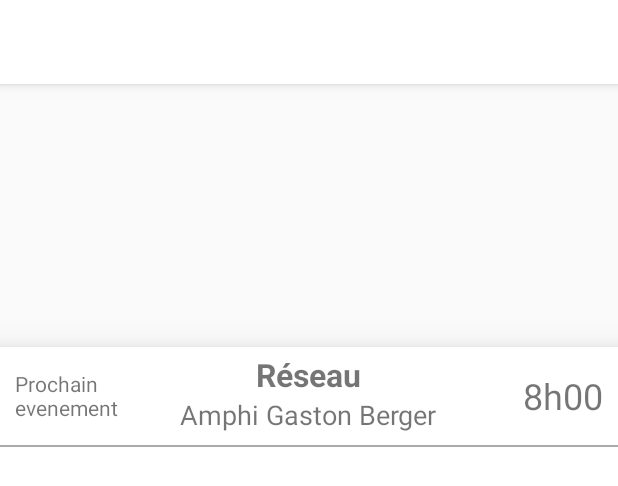
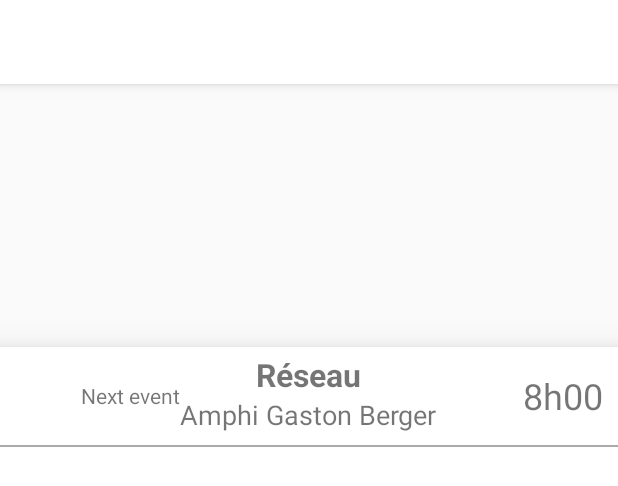
Before and after one commit to lhexanome/Agenda-3000, an Android app: the layout activity_main.xml on its own in the app's theme, with its tools: preview values and no code run, on a phone screen of 412 x 824 dp. Shown: the top 486 px of the screen. Run offline under Robolectric (Android 15) with nearby library versions, the phone set to English and light mode, and no system bars.

Commit message:
Remove unused resoruces

```diff
--- a/app/src/main/res/layout/activity_main.xml
+++ b/app/src/main/res/layout/activity_main.xml
@@ -32,7 +32,6 @@
 
     <!-- The navigation drawer -->
     <android.support.design.widget.NavigationView
-        android:id="@+id/navigation"
         android:layout_width="wrap_content"
         android:layout_height="match_parent"
         android:layout_gravity="start"
--- a/app/src/main/res/layout/bottom_sheet.xml
+++ b/app/src/main/res/layout/bottom_sheet.xml
@@ -37,7 +37,6 @@
             android:textSize="18sp" />
 
         <TextView
-            android:id="@+id/eventStartTextView"
             android:layout_width="wrap_content"
             android:layout_height="wrap_content"
             android:layout_alignParentEnd="true"
@@ -47,7 +46,6 @@
             android:textSize="24sp" />
 
         <TextView
-            android:id="@+id/bottomSheetTitle"
             android:layout_width="wrap_content"
             android:layout_height="wrap_content"
             android:layout_centerVertical="true"
--- a/app/src/main/res/layout/content_main.xml
+++ b/app/src/main/res/layout/content_main.xml
@@ -2,7 +2,6 @@
 <android.widget.RelativeLayout xmlns:android="http://schemas.android.com/apk/res/android"
     xmlns:app="http://schemas.android.com/apk/res-auto"
     xmlns:tools="http://schemas.android.com/tools"
-    android:id="@+id/content_main"
     android:layout_width="match_parent"
     android:layout_height="match_parent"
     android:layout_marginBottom="@dimen/bottom_sheet_peekable_height">
--- a/app/src/main/res/values/dimens.xml
+++ b/app/src/main/res/values/dimens.xml
@@ -1,7 +1,4 @@
 <resources>
     <!-- Default screen margins, per the Android Design guidelines. -->
-    <dimen name="activity_horizontal_margin">16dp</dimen>
-    <dimen name="activity_vertical_margin">16dp</dimen>
     <dimen name="bottom_sheet_peekable_height">65dp</dimen>
-    <dimen name="fab_size">56dp</dimen>
 </resources>
--- a/app/src/main/res/values/strings.xml
+++ b/app/src/main/res/values/strings.xml
@@ -1,22 +1,18 @@
 <resources>
     <string name="app_name">Agenda 3000</string>
-    <string name="title_home">Home</string>
-    <string name="title_dashboard">Dashboard</string>
-    <string name="title_notifications">Notifications</string>
-    <string name="bottom_sheet_peek">Peek me !</string>
     <string name="bottom_sheet_content">Some info about me</string>
     <string name="title_today">Today</string>
-    <string name="event_name">Réseau</string>
-    <string name="event_location">Amphi Gaston Berger</string>
-    <string name="event_start">8h00</string>
-    <string name="bottom_sheet_title">Prochain evenement</string>
-    <string name="drawer_open">Agenda\'s drawer</string>
-    <string name="drawer_close">Agenda 3000</string>
+    <string name="event_name" translatable="false">Réseau</string>
+    <string name="event_location" translatable="false">Amphi Gaston Berger</string>
+    <string name="event_start" translatable="false">8h00</string>
+    <string name="drawer_open" translatable="false">Agenda\'s drawer</string>
+    <string name="drawer_close" translatable="false">Agenda 3000</string>
     <string name="week_title">Week</string>
-    <string name="week_view_button">Vue semaine</string>
+    <string name="week_view_button">Week view</string>
     <string name="notifications_button">Notifications</string>
     <string name="event_channel_name">Events</string>
-    <string name="event_channel_description">Event channel description</string>
+    <string name="event_channel_description" translatable="false">Event channel description</string>
     <string name="snooze">Snooze %d min</string>
     <string name="event_snoozed">The event was snoozed</string>
+    <string name="bottom_sheet_title">Next event</string>
 </resources>
```
Also changed, not shown: app/src/main/res/drawable/ic_dashboard_black_24dp.xml (deleted, +0 -9 lines), app/src/main/res/drawable/ic_home_black_24dp.xml (deleted, +0 -9 lines), app/src/main/res/drawable/ic_notifications_black_24dp.xml (deleted, +0 -9 lines), 1 other file.
